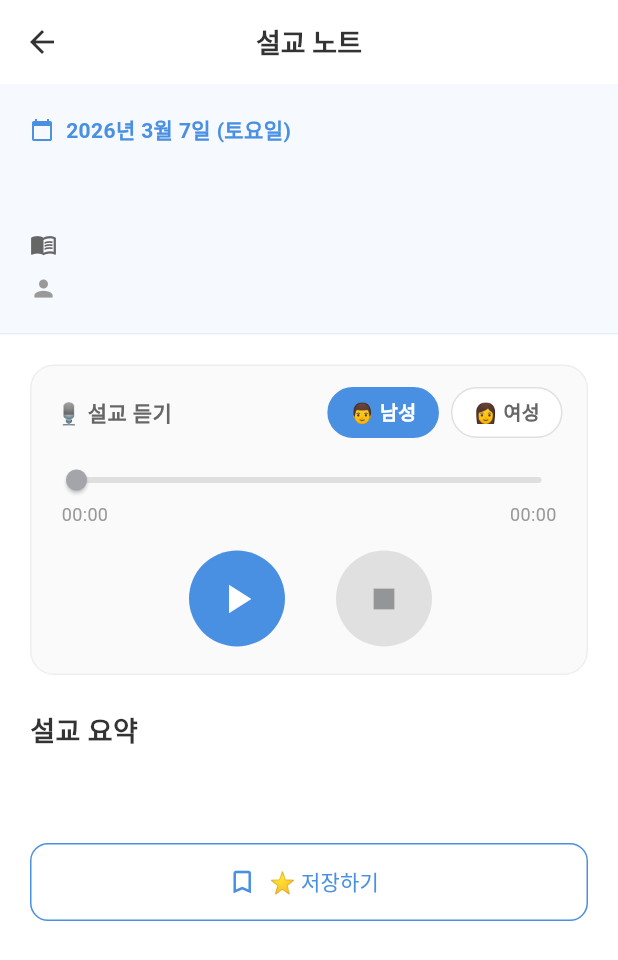
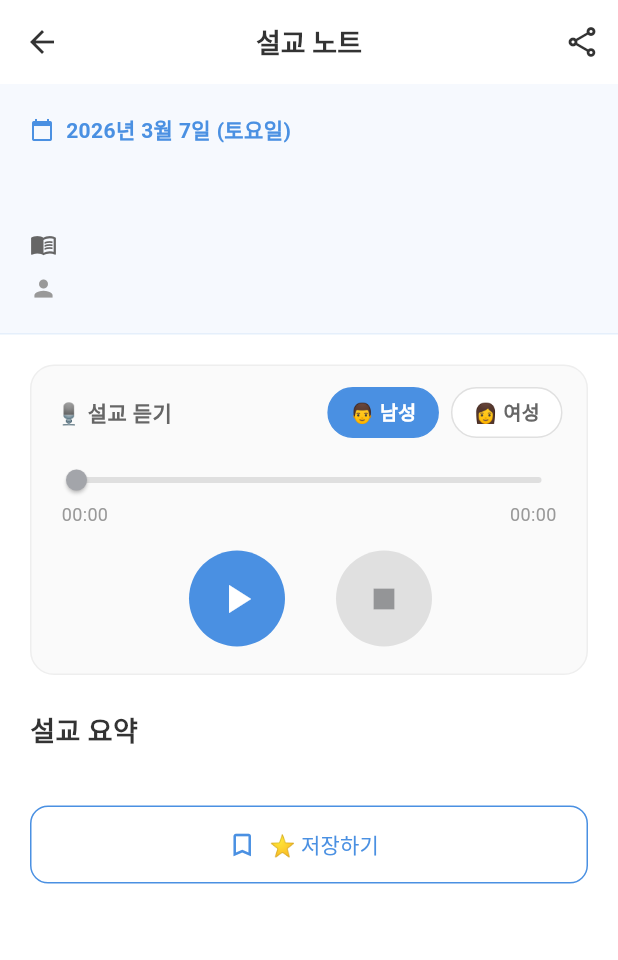
Before and after one commit to nanoset100/logosflow, a Flutter app: the SermonDetailScreen screen opened directly with empty values, on a phone screen of 412 x 824 dp. Shown: the top 960 px of the screen. Run offline on Flutter 3.47's test engine with Material 3 defaults, Android fonts, the phone set to English and light mode, and no system bars; our stand-ins replace audioplayers, cloud_firestore, file_picker, firebase_auth, firebase_core, flutter_dotenv and 4 more; missing offline and left inert: youtube_explode_dart; accounts and stored records are empty; Roboto replaces fonts that are missing (Pretendard).

Commit message:
feat: Phase 4 - 마크다운 렌더링 + 카카오톡 공유 버튼
- flutter_markdown ^0.7.3: 설교 요약 텍스트 마크다운 렌더링
  (굵은 글씨, 불릿 포인트, 핵심 교훈 헤더 색상 강조)
- share_plus ^10.0.0: AppBar 공유 아이콘 버튼
  (설교 제목+요약 150자 미리보기+앱 다운로드 링크 포맷)

Co-Authored-By: Claude Sonnet 4.6 <noreply@anthropic.com>

```diff
--- a/chimshin/lib/presentation/screens/sermon/sermon_detail_screen.dart
+++ b/chimshin/lib/presentation/screens/sermon/sermon_detail_screen.dart
@@ -1,5 +1,7 @@
 import 'dart:async';
 import 'package:flutter/material.dart';
+import 'package:flutter_markdown/flutter_markdown.dart';
+import 'package:share_plus/share_plus.dart';
 import '../../../core/constants/colors.dart';
 import '../../../data/models/sermon_model.dart';
 import '../../../data/services/tts_service.dart';
@@ -20,6 +22,21 @@ class SermonDetailScreen extends StatefulWidget {
 }
 
 class _SermonDetailScreenState extends State<SermonDetailScreen> {
+  void _shareSermon(SermonModel sermon) {
+    final preview = sermon.summary.length > 150
+        ? '${sermon.summary.substring(0, 150)}...'
+        : sermon.summary;
+
+    final text = '''📖 ${sermon.title} - ${sermon.pastor} 목사님
+
+$preview
+
+👉 더 깊은 내용과 구역 예배 5일 묵상 교재는 [말씀노트] 앱에서 무료로 확인하세요!
+https://play.google.com/store/apps/details?id=com.logosflow.chimshin''';
+
+    Share.share(text, subject: '${sermon.title} - ${sermon.pastor} 목사님 설교');
+  }
+
   @override
   void initState() {
     super.initState();
@@ -35,6 +52,13 @@ class _SermonDetailScreenState extends State<SermonDetailScreen> {
         backgroundColor: Colors.white,
         foregroundColor: AppColors.textPrimary,
         elevation: 0,
+        actions: [
+          IconButton(
+            icon: const Icon(Icons.share_outlined),
+            tooltip: '공유하기',
+            onPressed: () => _shareSermon(widget.sermon),
+          ),
+        ],
       ),
       body: Column(
         children: [
@@ -468,7 +492,7 @@ class _SummaryTabState extends State<_SummaryTab> {
               ),
             ),
 
-          // ── 요약 텍스트 ────────────────────────────
+          // ── 요약 텍스트 (마크다운) ─────────────────
           const Text(
             '설교 요약',
             style: TextStyle(
@@ -478,12 +502,29 @@ class _SummaryTabState extends State<_SummaryTab> {
             ),
           ),
           const SizedBox(height: 12),
-          Text(
-            widget.sermon.summary,
-            style: const TextStyle(
-              fontSize: 16,
-              color: AppColors.textPrimary,
-              height: 1.6,
+          MarkdownBody(
+            data: widget.sermon.summary,
+            styleSheet: MarkdownStyleSheet(
+              p: const TextStyle(
+                fontSize: 16,
+                color: AppColors.textPrimary,
+                height: 1.7,
+              ),
+              strong: const TextStyle(
+                fontSize: 16,
+                color: AppColors.textPrimary,
+                fontWeight: FontWeight.bold,
+              ),
+              h3: const TextStyle(
+                fontSize: 17,
+                color: AppColors.primary,
+                fontWeight: FontWeight.bold,
+                height: 2.0,
+              ),
+              listBullet: const TextStyle(
+                fontSize: 16,
+                color: AppColors.primary,
+              ),
             ),
           ),
 
@@ -513,7 +554,7 @@ class _SummaryTabState extends State<_SummaryTab> {
                 : OutlinedButton.icon(
                     onPressed: _saveLoading ? null : _toggleSave,
                     icon: _saveLoading
-                        ? SizedBox(
+                        ? const SizedBox(
                             width: 18, height: 18,
                             child: CircularProgressIndicator(
                                 strokeWidth: 2, color: AppColors.primary))
--- a/chimshin/pubspec.yaml
+++ b/chimshin/pubspec.yaml
@@ -35,6 +35,8 @@ dependencies:
   url_launcher: ^6.2.5
   youtube_explode_dart: ^3.0.5
   file_picker: ^8.0.0
+  flutter_markdown: ^0.7.3
+  share_plus: ^10.0.0
 
   # 카카오 로그인
   kakao_flutter_sdk_user: ^1.6.1
```
Also changed, not shown: chimshin/pubspec.lock.
